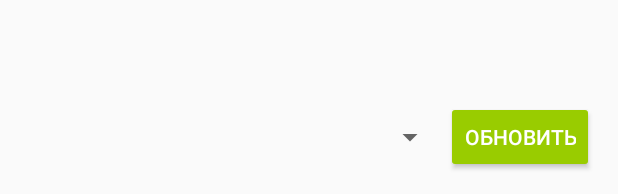
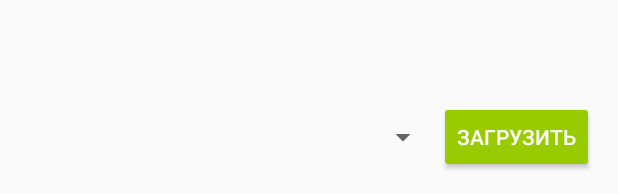
Before and after one commit to kroha22/SibWeather, an Android app: the layout activity_main.xml on its own in the app's theme, with its tools: preview values and no code run, on a phone screen of 412 x 824 dp. Shown: the part 1039-1233 px from the top of the screen. Run offline under Robolectric (Android 15) with nearby library versions, the phone set to English and light mode, and no system bars.

Commit message:
[bugfix][01] fix time

```diff
--- a/app/src/main/java/com/example/weatherparser/adapters/WeatherViewHolder.java
+++ b/app/src/main/java/com/example/weatherparser/adapters/WeatherViewHolder.java
@@ -75,7 +75,7 @@ public class WeatherViewHolder extends CollectionRecycleAdapter.RecycleViewHolde
         }
 
         //set values
-        Hour day = model.getHours().get(1);
+        Hour day = model.getHours().get(2);
         String temperature;
         int t = day.getTemperature().getAvg();
         if (t > 0) {
--- a/app/src/main/java/com/example/weatherparser/mvp/model/DateNames.java
+++ b/app/src/main/java/com/example/weatherparser/mvp/model/DateNames.java
@@ -24,7 +24,7 @@ public enum DateNames {
     }
 
     public static List<DateNames> getTime() {
-        return new ArrayList<>(Arrays.asList(MORNING, DAY, EVENING, NIGHT));
+        return new ArrayList<>(Arrays.asList(NIGHT, MORNING, DAY, EVENING));
     }
 
     public String getName() {
--- a/app/src/main/res/values/strings.xml
+++ b/app/src/main/res/values/strings.xml
@@ -1,7 +1,7 @@
 <resources>
     <string name="app_name">"WeatherParser "</string>
     <string name="select_city">Выбрать город</string>
-    <string name="update">Обновить</string>
+    <string name="update">Загрузить</string>
     <string name="load">Идет загрузка</string>
     <string name="no_data">Нет данных</string>
     <string name="load_error">Во время загрузки произошла ошибка</string>
```
